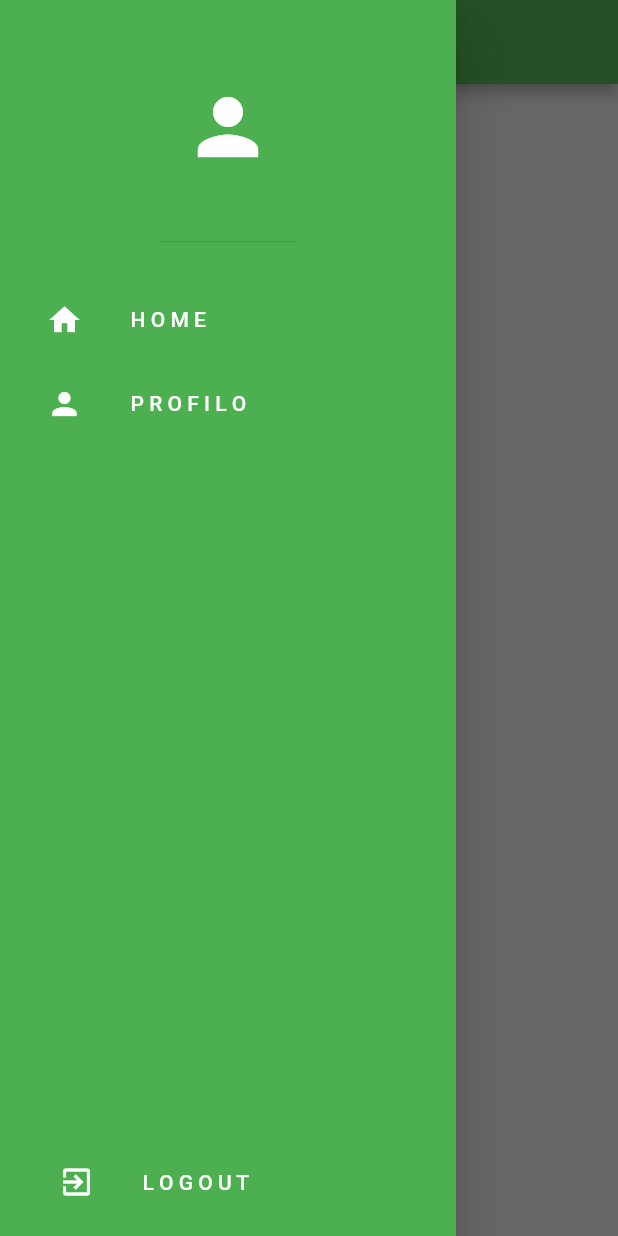
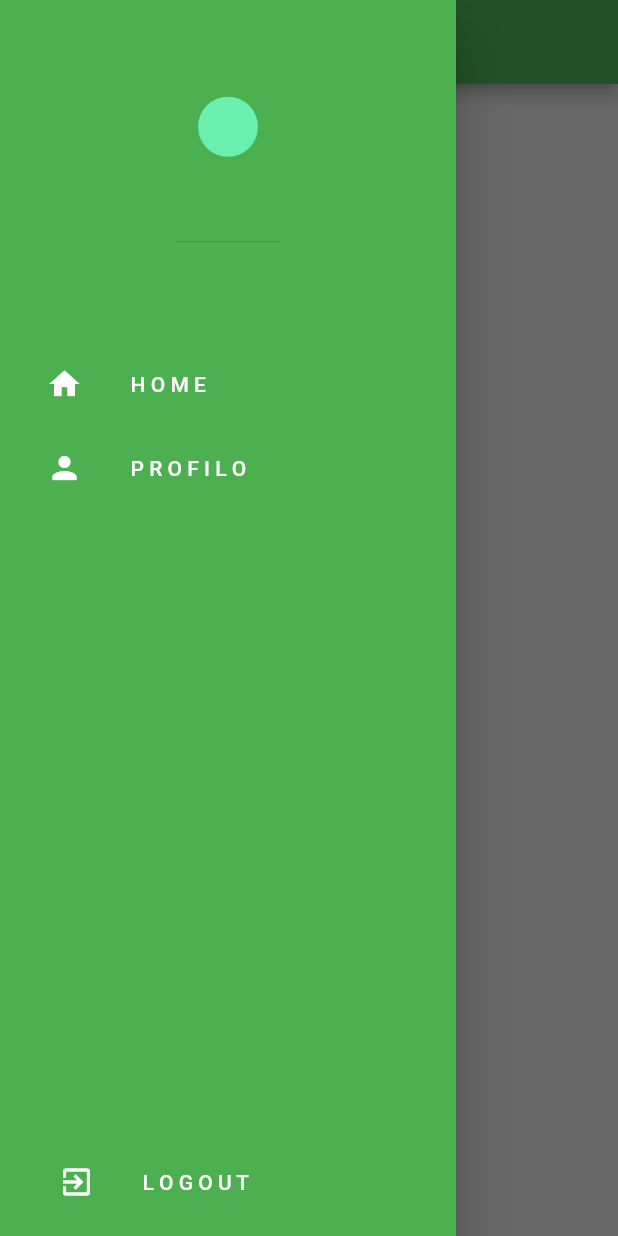
Before and after one commit to AndLerm/Coinquilini, a Flutter app: the screen it shows once a user with an empty profile is signed in, with the side drawer open, on a phone screen of 412 x 824 dp. Run offline on Flutter 3.47's test engine with Material 2 defaults, Android fonts, the phone set to English and light mode, and no system bars; our stand-ins replace cloud_firestore, firebase_auth, firebase_core, google_fonts; accounts and stored records are empty.

Commit message:
modiche randomiche

```diff
--- a/lib/components/drawer.dart
+++ b/lib/components/drawer.dart
@@ -19,15 +19,20 @@ class MyDrawer extends StatelessWidget {
           Column(
             children: [
               const DrawerHeader(
-                  child: Icon(
-                Icons.person,
-                color: Colors.white,
-                size: 60,
+                  child: CircleAvatar(
+                backgroundColor: Colors.greenAccent,
+                child: Text(''),
               )),
 
-              Text(
-                (currentUser.email!),
-                style: TextStyle(color: Colors.white),
+              Padding(
+                padding: const EdgeInsets.only(bottom: 30),
+                child: Text(
+                  (currentUser.email!.split('@')[0]),
+                  style: const TextStyle(
+                      color: Colors.white,
+                      fontSize: 25,
+                      fontWeight: FontWeight.w600),
+                ),
               ),
 
               // home
--- a/lib/pages/register_page.dart
+++ b/lib/pages/register_page.dart
@@ -47,7 +47,7 @@ class _RegisterPageState extends State<RegisterPage> {
           .collection("Users")
           .doc(userCredential.user!.email)
           .set({
-        'Username': emailTextController.text.split('@'),
+        'Username': emailTextController.text.split('@')[0],
         'Bio': 'Scrivi una biografia...'
       });
 
```
